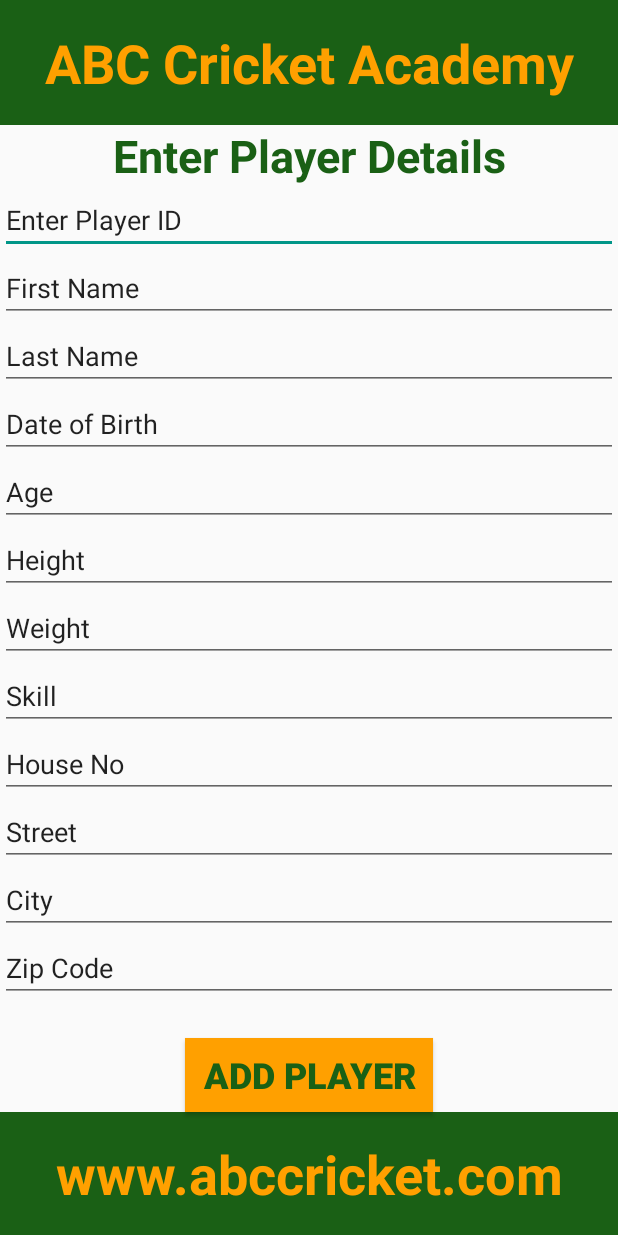
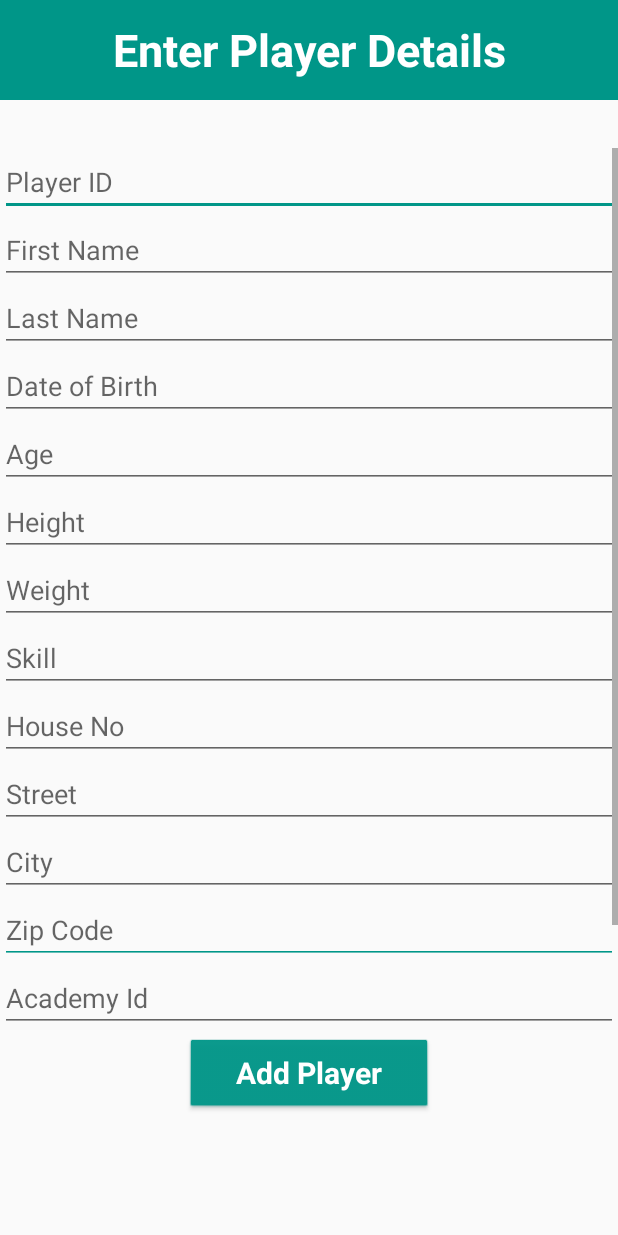
Before and after one commit to shhekarchowdary/ABC_Cricket_Academy, an Android app: the add_player screen opened directly, with no data from a screen before it, on a phone screen of 412 x 824 dp. Run offline under Robolectric (Android 15) with nearby library versions, the light colour scheme and no system bars.

Commit message:
3 layouts

```diff
--- a/app/build.gradle
+++ b/app/build.gradle
@@ -26,6 +26,7 @@ dependencies {
     implementation fileTree(dir: "libs", include: ["*.jar"])
     implementation 'androidx.appcompat:appcompat:1.2.0'
     implementation 'androidx.constraintlayout:constraintlayout:2.0.1'
+    implementation 'com.google.android.material:material:1.2.0'
     testImplementation 'junit:junit:4.12'
     androidTestImplementation 'androidx.test.ext:junit:1.1.2'
     androidTestImplementation 'androidx.test.espresso:espresso-core:3.3.0'
--- a/app/src/main/AndroidManifest.xml
+++ b/app/src/main/AndroidManifest.xml
@@ -9,7 +9,8 @@
         android:roundIcon="@mipmap/ic_launcher_round"
         android:supportsRtl="true"
         android:theme="@style/AppTheme">
-        <activity android:name=".add_player"></activity>
+        <activity android:name=".activity_view_player"></activity>
+        <activity android:name=".add_player" />
         <activity android:name=".MainActivity">
             <intent-filter>
                 <action android:name="android.intent.action.MAIN" />
--- a/app/src/main/res/layout/activity_add_player.xml
+++ b/app/src/main/res/layout/activity_add_player.xml
@@ -25,108 +25,131 @@
                 android:layout_width="match_parent"
                 android:layout_height="wrap_content"
                 android:ems="10"
+                android:hint="@string/Player_Id"
                 android:importantForAutofill="no"
-                android:inputType="textPersonName"
-                android:text="@string/Player_Id" />
+                android:inputType="textPersonName" />
 
             <EditText
-                android:id="@+id/editTextTextPersonName2"
+                android:id="@+id/f_name"
                 android:layout_width="match_parent"
                 android:layout_height="wrap_content"
                 android:ems="10"
+                android:hint="@string/First_Name"
                 android:importantForAutofill="no"
-                android:inputType="textPersonName"
-                android:text="@string/First_Name" />
+                android:inputType="textPersonName" />
 
             <EditText
-                android:id="@+id/editTextTextPersonName3"
+                android:id="@+id/l_name"
                 android:layout_width="match_parent"
                 android:layout_height="wrap_content"
                 android:ems="10"
+                android:hint="@string/Last_Name"
                 android:importantForAutofill="no"
-                android:inputType="textPersonName"
-                android:text="@string/Last_Name" />
+                android:inputType="textPersonName" />
 
             <EditText
-                android:id="@+id/editTextTextPersonName4"
+                android:id="@+id/dob"
                 android:layout_width="match_parent"
                 android:layout_height="wrap_content"
                 android:ems="10"
-                android:importantForAutofill="no"
-                android:inputType="textPersonName"
-                android:text="@string/dob" />
+                android:hint="@string/dob"
+                android:inputType="date" />
 
             <EditText
-                android:id="@+id/editTextTextPersonName5"
+                android:id="@+id/age"
                 android:layout_width="match_parent"
                 android:layout_height="wrap_content"
                 android:ems="10"
-                android:importantForAutofill="no"
-                android:inputType="textPersonName"
-                android:text="@string/age" />
+                android:hint="@string/age"
+                android:inputType="number" />
 
             <EditText
-                android:id="@+id/editTextTextPersonName6"
+                android:id="@+id/height"
                 android:layout_width="match_parent"
                 android:layout_height="wrap_content"
                 android:ems="10"
-                android:importantForAutofill="no"
-                android:inputType="textPersonName"
-                android:text="@string/height" />
+                android:hint="@string/height"
+                android:inputType="number" />
 
             <EditText
-                android:id="@+id/editTextTextPersonName7"
+                android:id="@+id/weight"
                 android:layout_width="match_parent"
                 android:layout_height="wrap_content"
                 android:ems="10"
-                android:importantForAutofill="no"
-                android:inputType="textPersonName"
-                android:text="@string/weight" />
+                android:hint="@string/weight"
+                android:inputType="number" />
 
             <EditText
-                android:id="@+id/editTextTextPersonName8"
+                android:id="@+id/skill"
                 android:layout_width="match_parent"
                 android:layout_height="wrap_content"
                 android:ems="10"
+                android:hint="@string/skill"
                 android:importantForAutofill="no"
-                android:inputType="textPersonName"
-                android:text="@string/skill" />
+                android:inputType="textPersonName" />
 
             <EditText
-                android:id="@+id/editTextTextPersonName9"
+                android:id="@+id/h_no"
                 android:layout_width="match_parent"
                 android:layout_height="wrap_content"
                 android:ems="10"
+                android:hint="@string/h_no"
                 android:importantForAutofill="no"
-                android:inputType="textPersonName"
-                android:text="@string/h_no" />
+                android:inputType="textPersonName" />
 
             <EditText
-                android:id="@+id/editTextTextPersonName10"
+                android:id="@+id/street"
                 android:layout_width="match_parent"
                 android:layout_height="wrap_content"
                 android:ems="10"
+                android:hint="@string/street"
                 android:importantForAutofill="no"
-                android:inputType="textPersonName"
-                android:text="@string/street" />
+                android:inputType="textPersonName" />
 
             <EditText
-                android:id="@+id/editTextTextPersonName11"
+                android:id="@+id/city"
                 android:layout_width="match_parent"
                 android:layout_height="wrap_content"
                 android:ems="10"
+                android:hint="@string/city"
                 android:importantForAutofill="no"
-                android:inputType="textPersonName"
-                android:text="@string/city" />
+                android:inputType="textPersonName" />
 
             <EditText
-                android:id="@+id/editTextTextPersonName12"
+                android:id="@+id/zip_code"
+                android:layout_width="match_parent"
+                android:layout_height="wrap_content"
+                android:backgroundTint="@color/colorAccent"
+                android:ems="10"
+                android:hint="@string/zip_code"
+                android:importantForAutofill="no"
+                android:inputType="textPersonName" />
+
+            <EditText
+                android:id="@+id/academy_id"
                 android:layout_width="match_parent"
                 android:layout_height="wrap_content"
                 android:ems="10"
-                android:importantForAutofill="no"
+                android:hint="@string/academy_id"
                 android:inputType="textPersonName"
-                android:text="@string/zip_code" />
+                android:importantForAutofill="no" />
+
+            <EditText
+                android:id="@+id/coach_id"
+                android:layout_width="match_parent"
+                android:layout_height="wrap_content"
+                android:ems="10"
+                android:hint="@string/coach_id"
+                android:inputType="textPersonName"
+                android:importantForAutofill="no" />
+
+            <EditText
+                android:id="@+id/team_id"
+                android:layout_width="match_parent"
+                android:layout_height="wrap_content"
+                android:ems="10"
+                android:inputType="textPersonName"
+                android:importantForAutofill="no" />
         </LinearLayout>
     </ScrollView>
 
@@ -135,14 +158,14 @@
         android:layout_width="wrap_content"
         android:layout_height="wrap_content"
         android:orientation="horizontal"
-        app:layout_constraintGuide_percent="0.10123119" />
+        app:layout_constraintGuide_percent="0.08071136" />
 
     <androidx.constraintlayout.widget.Guideline
         android:id="@+id/guideline3"
         android:layout_width="wrap_content"
         android:layout_height="wrap_content"
         android:orientation="horizontal"
-        app:layout_constraintGuide_percent="0.9" />
+        app:layout_constraintGuide_percent="0.9015048" />
 
     <androidx.constraintlayout.widget.Guideline
         android:id="@+id/guideline10"
@@ -156,65 +179,39 @@
         android:layout_width="wrap_content"
         android:layout_height="wrap_content"
         android:orientation="horizontal"
-        app:layout_constraintGuide_percent="0.1504788" />
-
-    <TextView
-        android:id="@+id/header"
-        android:layout_width="0dp"
-        android:layout_height="0dp"
-        android:background="@color/Buttons"
-        android:gravity="center"
-        android:text="@string/academy_name"
-        android:textAlignment="center"
-        android:textColor="@color/colorPrimaryDark"
-        android:textSize="36sp"
-        android:textStyle="bold"
-        app:layout_constraintBottom_toTopOf="@+id/guideline2"
-        app:layout_constraintEnd_toEndOf="parent"
-        app:layout_constraintStart_toStartOf="parent"
-        app:layout_constraintTop_toTopOf="parent"
-        tools:text="@string/academy_name" />
-
-    <TextView
-        android:id="@+id/footer"
-        android:layout_width="0dp"
-        android:layout_height="0dp"
-        android:background="@color/Buttons"
-        android:gravity="center"
-        android:text="@string/website"
-        android:textAlignment="center"
-        android:textColor="@color/colorPrimaryDark"
-        android:textSize="36sp"
-        android:textStyle="bold"
-        app:layout_constraintBottom_toBottomOf="parent"
-        app:layout_constraintEnd_toEndOf="parent"
-        app:layout_constraintStart_toStartOf="parent"
-        app:layout_constraintTop_toTopOf="@+id/guideline3"
-        tools:text="@string/website" />
+        app:layout_constraintGuide_percent="0.12" />
 
     <TextView
         android:id="@+id/description"
         android:layout_width="0dp"
         android:layout_height="0dp"
+        android:background="@android:drawable/title_bar"
+        android:backgroundTint="@color/colorAccent"
+        android:gravity="center"
         android:text="@string/add_player_heading"
         android:textAlignment="center"
-        android:textColor="@color/Buttons"
+        android:textColor="@color/colorPrimaryDark"
         android:textSize="30sp"
         android:textStyle="bold"
-        app:layout_constraintBottom_toTopOf="@+id/guideline14"
+        app:layout_constraintBottom_toTopOf="@+id/guideline2"
         app:layout_constraintEnd_toEndOf="parent"
+        app:layout_constraintHorizontal_bias="0.0"
         app:layout_constraintStart_toStartOf="parent"
-        app:layout_constraintTop_toTopOf="@+id/guideline2" />
+        app:layout_constraintTop_toTopOf="parent"
+        app:layout_constraintVertical_bias="0.0" />
 
     <Button
         android:id="@+id/add_player_button"
         android:layout_width="0dp"
         android:layout_height="0dp"
-        android:background="@color/colorPrimaryDark"
+        android:background="@android:drawable/btn_default"
+        android:backgroundTint="@color/colorAccent"
+        android:gravity="center"
         android:text="@string/add_player_button"
         android:textAlignment="center"
-        android:textColor="@color/Buttons"
-        android:textSize="24sp"
+        android:textAppearance="@style/TextAppearance.AppCompat.Body1"
+        android:textColor="@color/colorPrimaryDark"
+        android:textSize="20sp"
         android:textStyle="bold"
         app:layout_constraintBottom_toTopOf="@+id/guideline3"
         app:layout_constraintEnd_toStartOf="@+id/guideline16"
--- a/app/src/main/res/values/colors.xml
+++ b/app/src/main/res/values/colors.xml
@@ -1,13 +1,14 @@
 <?xml version="1.0" encoding="utf-8"?>
 <resources>
     <color name="colorPrimary">#FFC107</color>
-    <color name="colorPrimaryDark">#FFA000</color>
+    <color name="colorPrimaryDark">#FFFFFF</color>
     <color name="colorAccent">#009688</color>
     <color name="primary_light">#FFECB3</color>
     <color name="primary_text">#212121</color>
     <color name="secondary_text">#757575</color>
     <color name="icons">#212121</color>
     <color name="divider">#BDBDBD</color>
-    <color name="Buttons">#1A6015</color>
+    <color name="Buttons">#009688</color>
+    <color name="Text">#FFFFFF</color>
 
 </resources>
--- a/app/src/main/res/values/strings.xml
+++ b/app/src/main/res/values/strings.xml
@@ -7,9 +7,10 @@
     <string name="View_Button">View Player Stats</string>
     <string name="Delete_Button">Delete Player</string>
     <string name="add_player_heading">Enter Player Details</string>
+    <string name="view_player_heading">View Players</string>
     <string name="add_player_button">Add Player</string>
     <string name="personal_details">Personal Details</string>
-    <string name="Player_Id">Enter Player ID</string>
+    <string name="Player_Id">Player ID</string>
     <string name="First_Name">First Name</string>
     <string name="Last_Name">Last Name</string>
     <string name="dob">Date of Birth</string>
@@ -23,5 +24,12 @@
     <string name="city">City</string>
     <string name="zip_code">Zip Code</string>
     <string name="contact">Contact</string>
+    <string name="academy_id">Academy Id</string>
+    <string name="coach_id">Coach Id</string>
+    <string name="team_id">Team Id</string>
+    <string name="epid">Enter Player Id</string>
+    <string name="gpd">Get Details</string>
+    <string name="logo">logo</string>
+
 
 </resources>
```
Also changed, not shown: app/src/main/java/com/arr/abccricketacademy/activity_view_player.java (added, +14 -0 lines), app/src/main/res/layout/activity_main.xml (+36 -32 lines), app/src/main/res/layout/activity_view_player.xml (added, +329 -0 lines).
